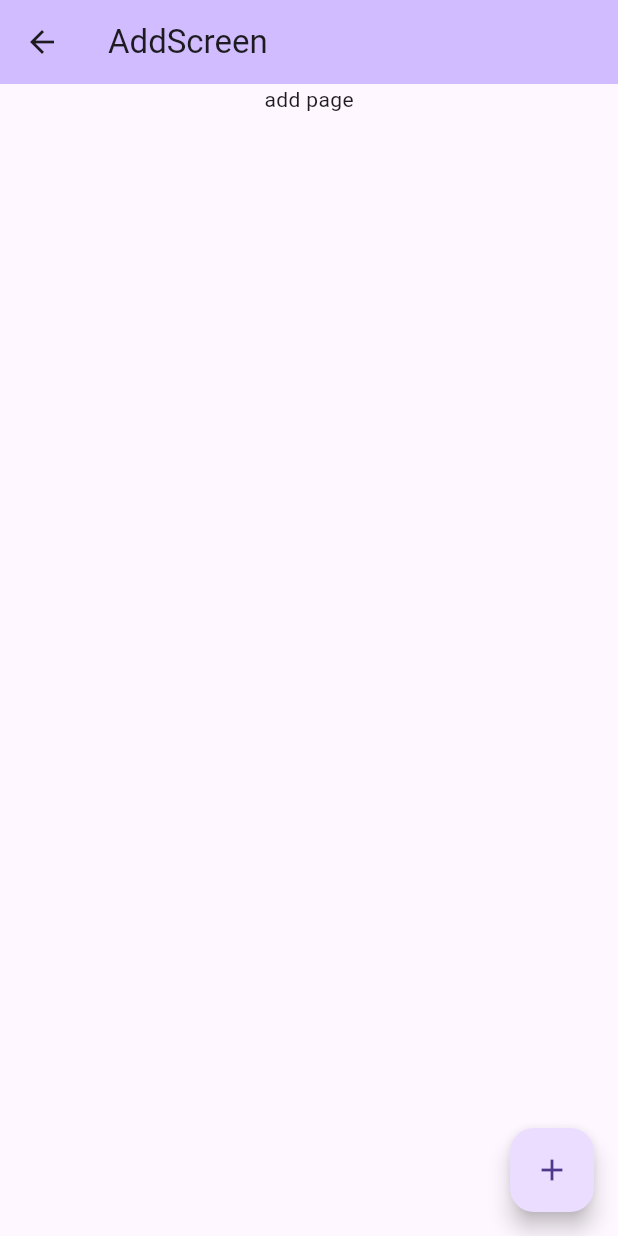
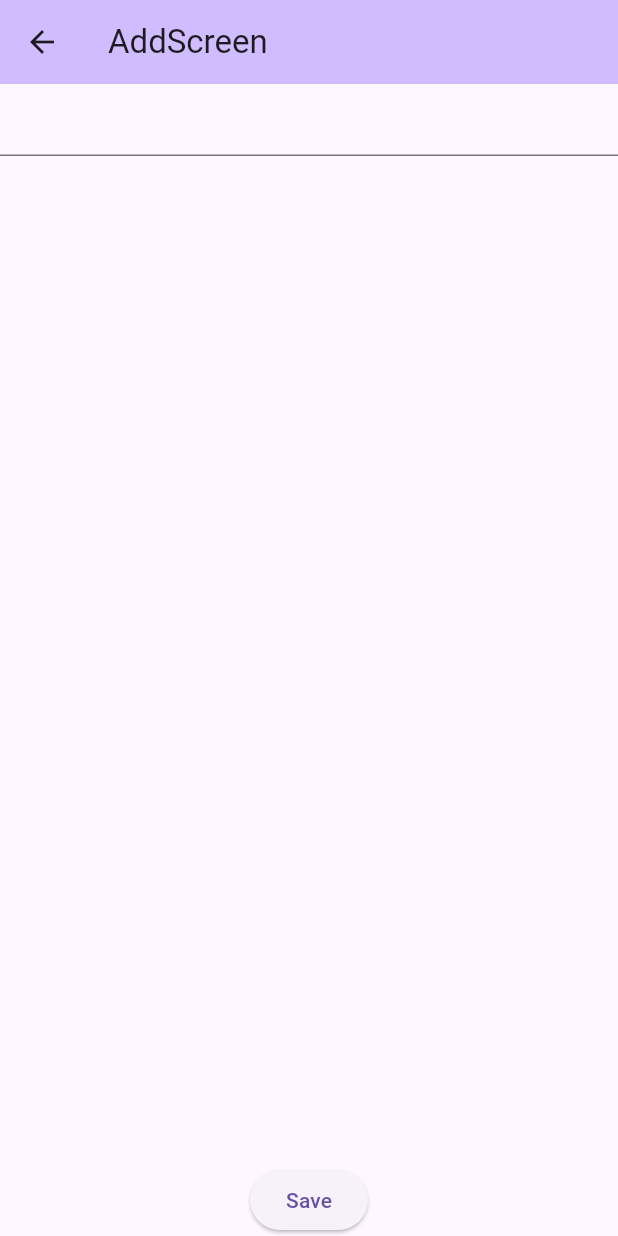
Before and after one commit to tisohjung/todo_work, a Flutter app: the AddPage screen opened directly, on a phone screen of 412 x 824 dp. Run offline on Flutter 3.47's test engine with Material 2 defaults, Android fonts, the phone set to English and light mode, and no system bars.

Commit message:
💄 AddPage 에 텍스트필드 추가

```diff
--- a/lib/features/add_post/add_page.dart
+++ b/lib/features/add_post/add_page.dart
@@ -11,6 +11,8 @@ class AddPage extends StatefulWidget {
 }
 
 class AddPageState extends State<AddPage> {
+  final textController = TextEditingController();
+
   void _save(BuildContext context) {
     Navigator.of(context).pop();
   }
@@ -25,17 +27,21 @@ class AddPageState extends State<AddPage> {
       ),
       body: Center(
         child: Column(
-          children: <Widget>[
-            Text(
-              'add page',
+          children: [
+            TextField(
+              controller: textController,
             ),
+            const Spacer(),
+            ElevatedButton(
+              onPressed: () {
+                final text = textController.text;
+                todoState.addTodo(Todo(title: text));
+                Navigator.pop(context);
+              },
+              child: const Text("Save"),
+            )
           ],
         ),
-      ),
-      floatingActionButton: FloatingActionButton(
-        onPressed: () => _save(context),
-        tooltip: 'Add Todo',
-        child: const Icon(Icons.add),
       ),
     );
   }
```
